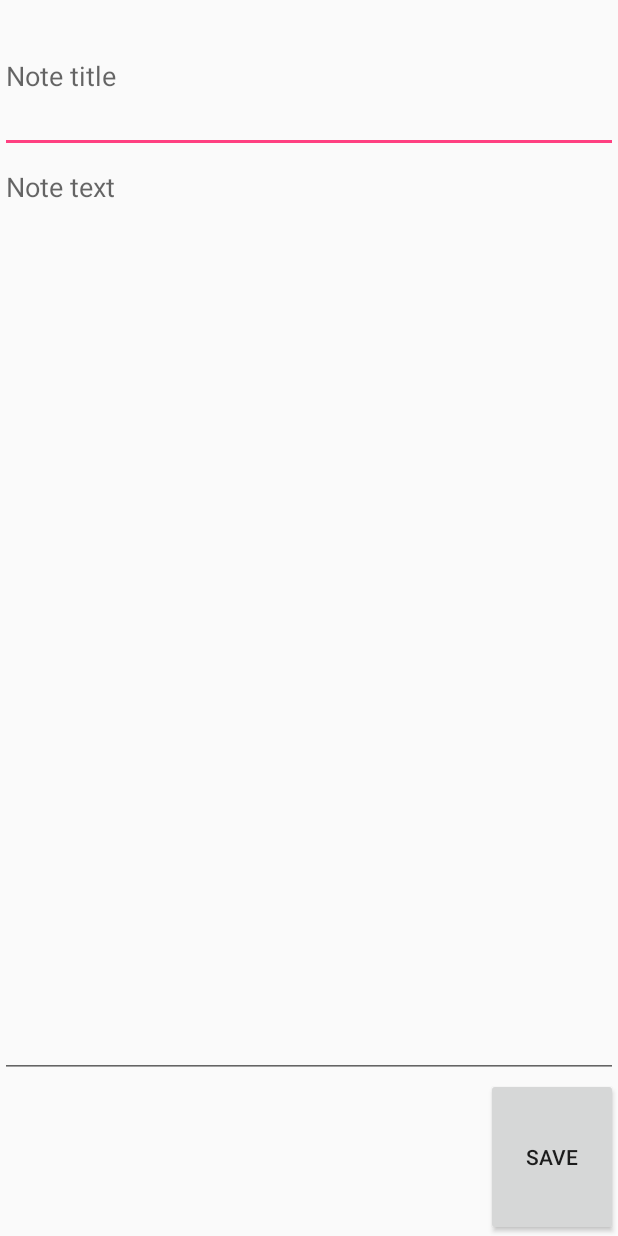
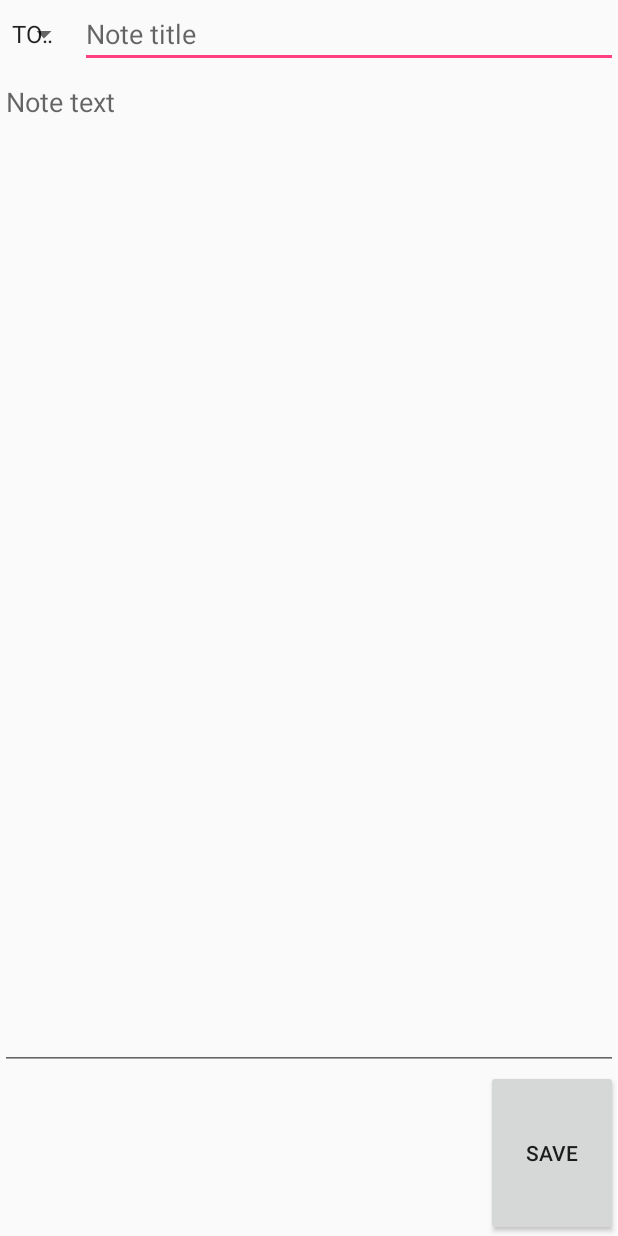
Before and after one commit to johnlepikhin/Org-mode-android-append, an Android app: the AddNoteActivity screen opened directly, with no data from a screen before it, on a phone screen of 412 x 824 dp. Run offline under Robolectric (Android 15) with nearby library versions, the phone set to English and light mode, and no system bars.

```diff
--- a/app/src/main/res/layout/activity_add_note.xml
+++ b/app/src/main/res/layout/activity_add_note.xml
@@ -10,17 +10,30 @@
         android:layout_height="match_parent"
         android:orientation="vertical">
 
+        <LinearLayout
+            android:layout_width="match_parent"
+            android:layout_height="wrap_content"
+            android:orientation="horizontal">
+
+            <Spinner
+                android:id="@+id/noteState"
+                android:layout_width="wrap_content"
+                android:layout_height="match_parent"
+                android:layout_weight="1"
+                android:padding="0dp"
+                android:typeface="monospace"
+                android:entries="@array/note_states" />
+
             <EditText
                 android:id="@+id/noteTitle"
                 android:layout_width="match_parent"
                 android:layout_height="wrap_content"
                 android:layout_weight="1"
-            android:defaultFocusHighlightEnabled="false"
                 android:ems="10"
-            android:focusedByDefault="true"
                 android:hint="@string/note_title"
                 android:inputType="text"
                 android:singleLine="true" />
+        </LinearLayout>
 
         <EditText
             android:id="@+id/noteText"
--- a/app/src/main/res/values/strings.xml
+++ b/app/src/main/res/values/strings.xml
@@ -10,4 +10,10 @@
     <string name="note_text">Note text</string>
     <string name="widget_hint">Widget hint</string>
     <string name="file_path">File path</string>
+    <string-array name="note_states">
+        <item>TODO</item>
+        <item>none</item>
+        <item>DONE</item>
+        <item>WAIT</item>
+    </string-array>
 </resources>
```
Also changed, not shown: app/src/main/java/io/github/johnlepikhin/orgmodequicknotes/AddNoteActivity.java (+25 -6 lines). Lines whose indentation alone changed are shown as unchanged.
